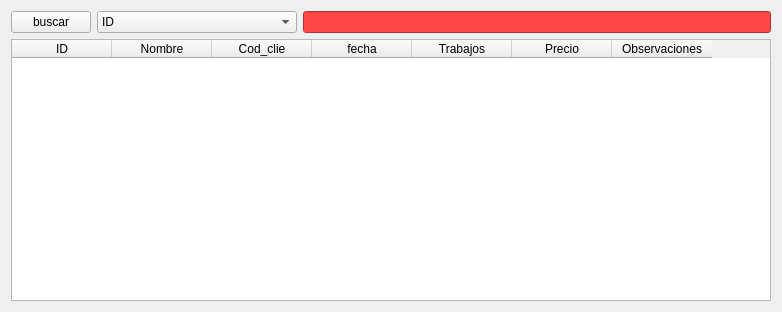
Above: buscar.ui from Fernandez-Miguel-A/Gestor_remake before the change. Below: the same form after it.
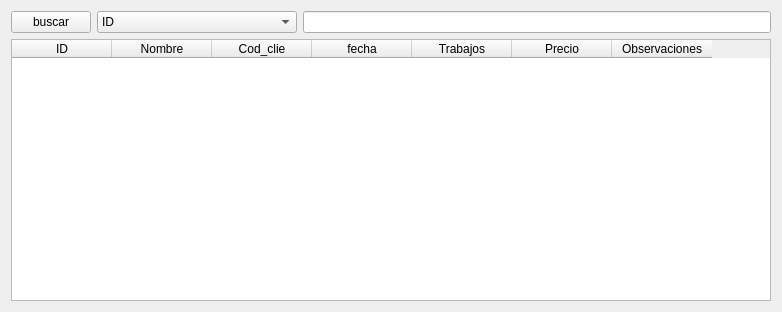
That is the form after the change.

Commit message: Encontrar el campo seleccionado en el TW principal.

```diff
--- a/buscar.ui
+++ b/buscar.ui
@@ -17,7 +17,7 @@
    <item row="0" column="2">
     <widget class="QLineEdit" name="buscar_txt">
      <property name="styleSheet">
-      <string notr="true">background-color: rgb(255, 71, 71);</string>
+      <string notr="true"/>
      </property>
     </widget>
    </item>
```
The commit also changes 2 other files.
